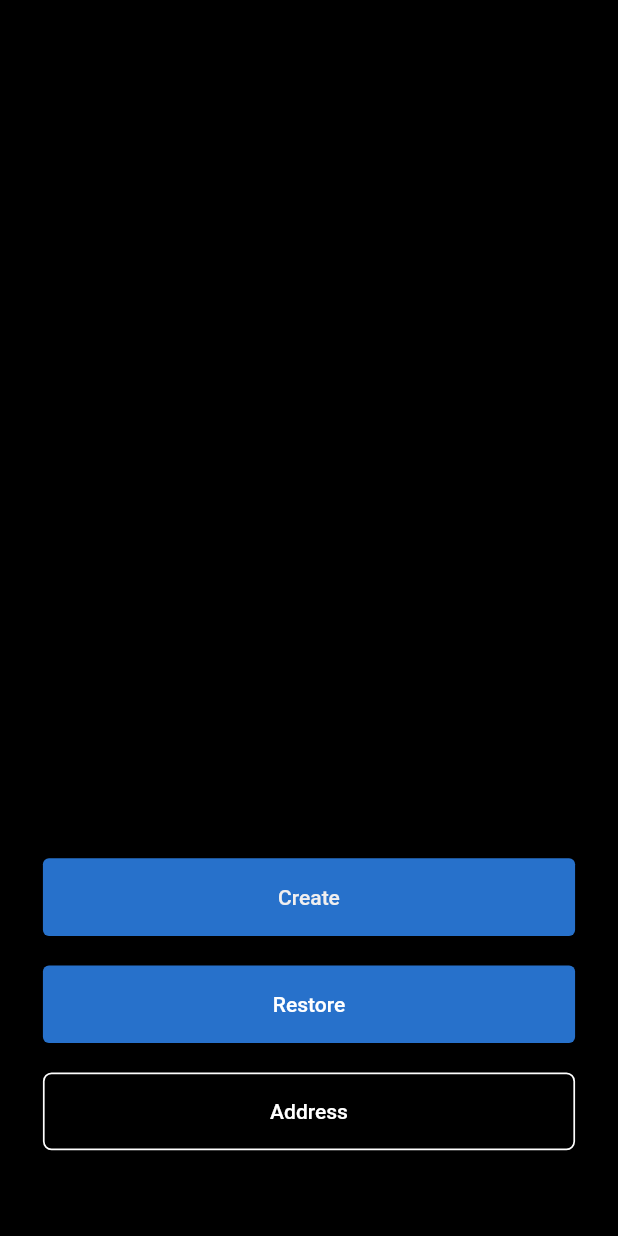
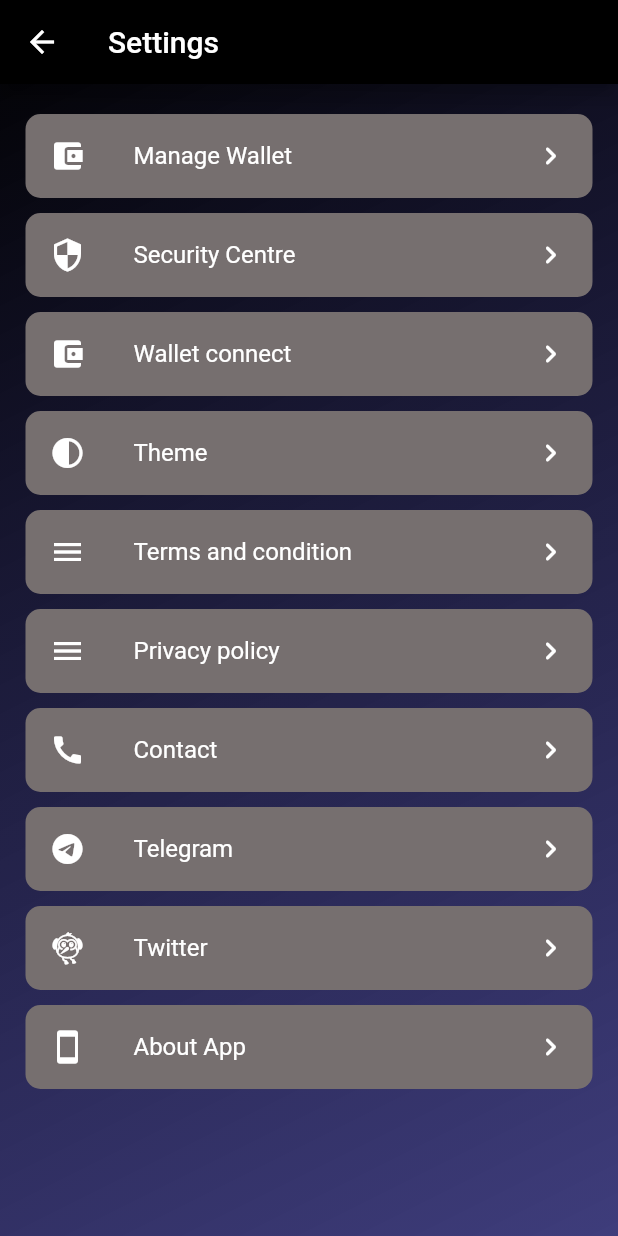
Before and after one commit to badshamasala/crypto-app, a Flutter app: the screen it shows after launch, on a phone screen of 412 x 824 dp. Run offline on Flutter 3.47's test engine with Material 2 defaults, Android fonts, the light colour scheme and no system bars; our stand-ins replace flutter_screenutil.

Commit message:
Settings,Theme,baseCureenecy have made till yet

```diff
--- /dev/null
+++ b/lib/Screens/settings.dart
@@ -0,0 +1,81 @@
+import 'package:flutter/material.dart';
+
+class Settings extends StatelessWidget {
+  const Settings({super.key});
+
+  @override
+  Widget build(BuildContext context) {
+    return Container(
+      decoration: const BoxDecoration(
+        gradient: LinearGradient(colors: [
+          Colors.black,
+          Color.fromARGB(202, 12, 10, 89),
+        ], begin: Alignment.topLeft, end: Alignment.bottomRight),
+      ),
+      child: Scaffold(
+        appBar: AppBar(
+          backgroundColor: Colors.black,
+          elevation: 5,
+          title: const Text('Settings'),
+          leading: IconButton(onPressed: () {}, icon: Icon(Icons.arrow_back)),
+        ),
+        backgroundColor: Colors.transparent,
+        body: Container(
+          decoration: BoxDecoration(borderRadius: BorderRadius.circular(20)),
+          child: Padding(
+            padding:
+                const EdgeInsets.symmetric(horizontal: 2.0, vertical: 10.0),
+            child: ListView.separated(
+                padding:
+                    const EdgeInsets.symmetric(horizontal: 2.0, vertical: 10.0),
+                separatorBuilder: (context, index) => const SizedBox(
+                      height: 10,
+                    ),
+                itemCount: settings_data.length,
+                itemBuilder: (BuildContext context, int index) {
+                  return Padding(
+                    padding: const EdgeInsets.symmetric(
+                      horizontal: 13.0,
+                    ),
+                    child: ListTile(
+                      shape: RoundedRectangleBorder(
+                        borderRadius: BorderRadius.circular(10),
+                      ),
+                      title: Text(
+                        settings_data[index]["title"],
+                        style: const TextStyle(color: Colors.white),
+                      ),
+                      leading: Icon(
+                        settings_data[index]["icon"],
+                        color: Colors.white,
+                      ),
+                      trailing: const Icon(
+                        Icons.chevron_right_rounded,
+                        color: Colors.white,
+                      ),
+                      tileColor: const Color.fromARGB(255, 118, 111, 111),
+                    ),
+                  );
+                }),
+          ),
+        ),
+      ),
+    );
+  }
+}
+
+List<Map<String, dynamic>> settings_data = [
+  {
+    "title": "Manage Wallet",
+    "icon": Icons.account_balance_wallet,
+  },
+  {"title": "Security Centre", "icon": Icons.security},
+  {"title": "Wallet connect", "icon": Icons.account_balance_wallet},
+  {"title": "Theme", "icon": Icons.contrast},
+  {"title": "Terms and condition", "icon": Icons.menu},
+  {"title": "Privacy policy", "icon": Icons.menu},
+  {"title": "Contact", "icon": Icons.call},
+  {"title": "Telegram", "icon": Icons.telegram},
+  {"title": "Twitter", "icon": Icons.flutter_dash},
+  {"title": "About App", "icon": Icons.smartphone},
+];
--- /dev/null
+++ b/lib/Screens/theme.dart
@@ -0,0 +1,66 @@
+import 'package:flutter/material.dart';
+
+class ThemeScreen extends StatelessWidget {
+  const ThemeScreen({super.key});
+
+  @override
+  Widget build(BuildContext context) {
+    return Container(
+      decoration: const BoxDecoration(
+        gradient: LinearGradient(colors: [
+          Colors.black,
+          Color.fromARGB(212, 17, 15, 129),
+        ], begin: Alignment.topLeft, end: Alignment.bottomRight),
+      ),
+      child: Scaffold(
+        appBar: AppBar(
+          backgroundColor: Colors.transparent,
+          title: const Text('Theme'),
+          elevation: 5,
+          leading: IconButton(onPressed: () {}, icon: Icon(Icons.arrow_back)),
+        ),
+        backgroundColor: Colors.grey[900],
+        body: ListView.separated(
+          padding: const EdgeInsets.symmetric(horizontal: 2.0, vertical: 10.0),
+          separatorBuilder: (context, index) => const SizedBox(
+            height: 10,
+          ),
+          itemCount: theme_data.length,
+          itemBuilder: (BuildContext context, int index) {
+            return Padding(
+              padding: const EdgeInsets.symmetric(
+                horizontal: 13.0,
+              ),
+              child: ListTile(
+                leading: Icon(
+                  theme_data[index]["icon"],
+                  color: Colors.white,
+                ),
+                title: Text(
+                  theme_data[index]["title"],
+                  style: const TextStyle(color: Colors.white, fontSize: 15),
+                ),
+                tileColor: Color.fromARGB(255, 86, 80, 80),
+              ),
+            );
+          },
+        ),
+      ),
+    );
+  }
+}
+
+List<Map<String, dynamic>> theme_data = [
+  {
+    "title": "Manage Wallet",
+    "icon": Icons.account_balance_wallet,
+  },
+  {
+    "title": "Security Centre",
+    "icon": Icons.security,
+  },
+  {
+    "title": "Wallet connect",
+    "icon": Icons.account_balance_wallet,
+  },
+];
--- a/lib/enter_key_screen.dart
+++ b/lib/enter_key_screen.dart
@@ -16,7 +16,7 @@ class _EnterKeyScreenState extends State<EnterKeyScreen> {
     return Scaffold(
       backgroundColor: Colors.black,
       appBar: AppBar(
-        title: Text("Enter Keey"),
+        title: Text("Enter Key"),
         backgroundColor: Colors.transparent,
         actions: [
           TextButton(
--- a/lib/main.dart
+++ b/lib/main.dart
@@ -1,6 +1,10 @@
 import 'package:crypto_app/onboarding_screen.dart';
 import 'package:flutter/material.dart';
 import 'package:flutter_screenutil/flutter_screenutil.dart';
+
+import 'Screens/base_currency.dart';
+import 'Screens/settings.dart';
+import 'Screens/theme.dart';
 
 void main() {
   runApp(const MyApp());
@@ -31,7 +35,8 @@ class MyApp extends StatelessWidget {
               // is not restarted.
               primarySwatch: Colors.blue,
             ),
-            home: const OnboardingScreen(),
+            // home: const OnboardingScreen(),
+            home: Settings(),
           );
         });
   }
```
Also changed, not shown: lib/Screens/base_currency.dart (added, +76 -0 lines).
